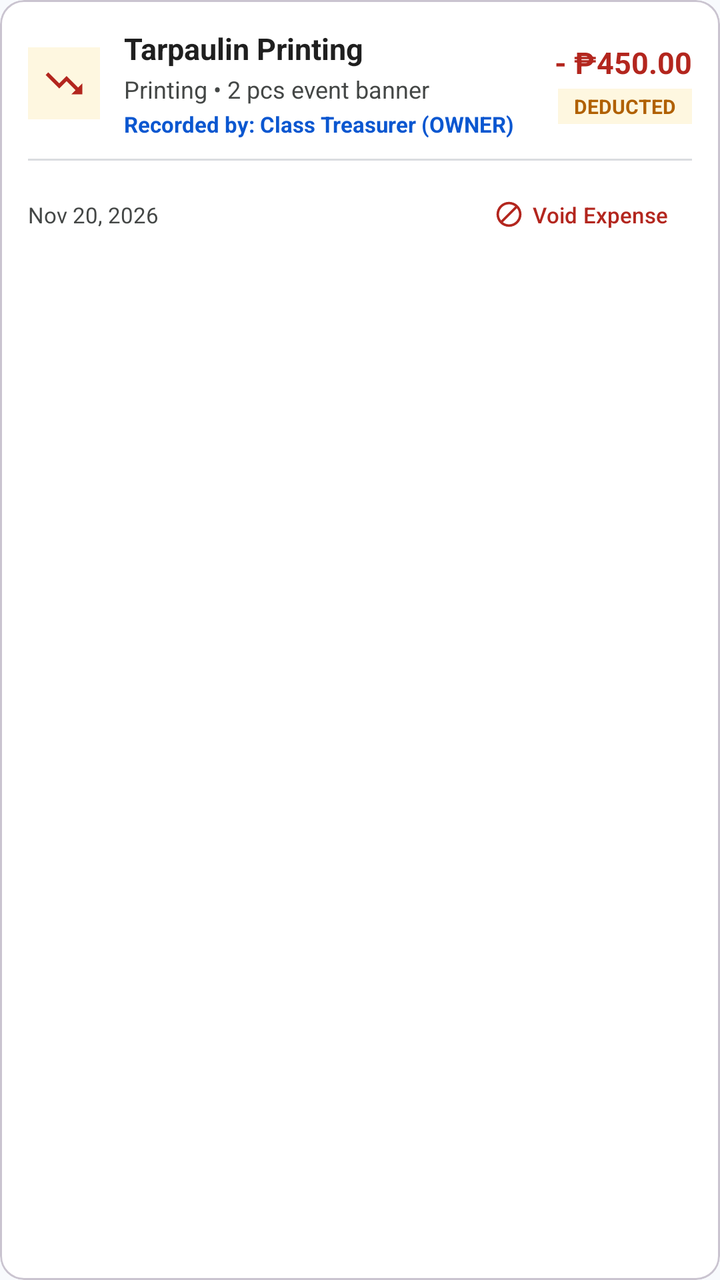
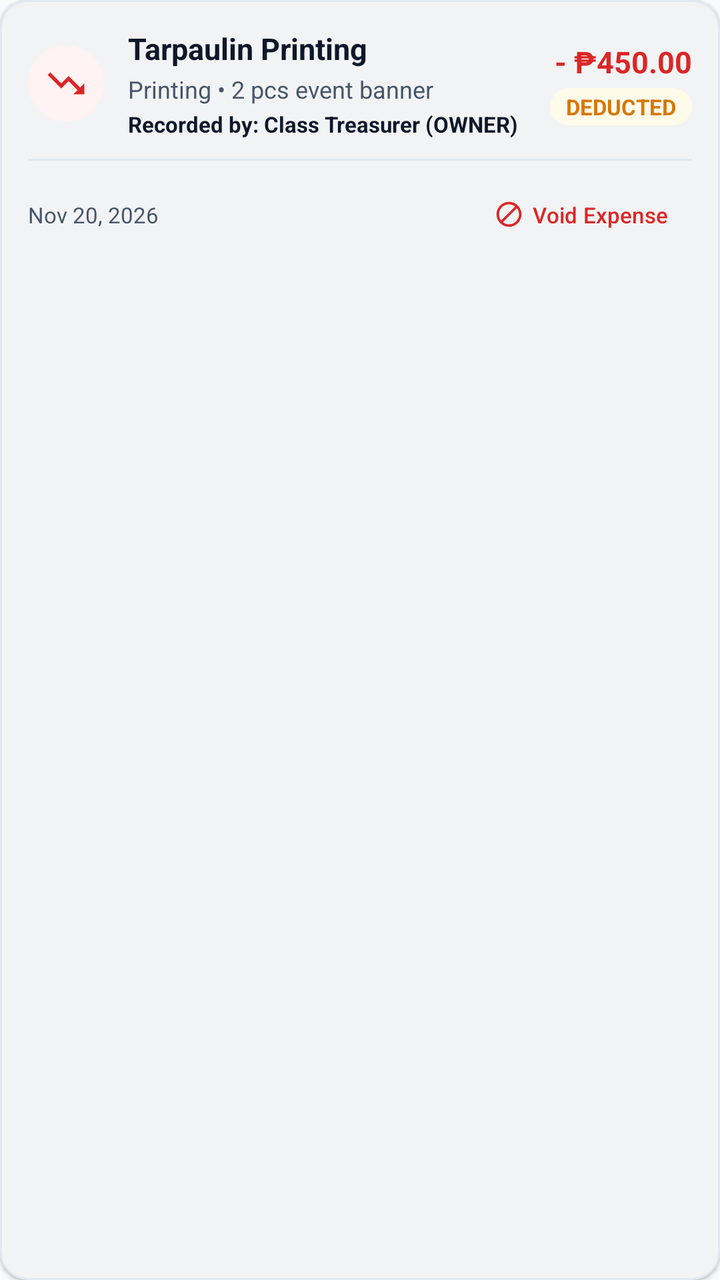

Compare the two renders of this Android layout. The source of the first and the diff that turns it into the second are given below.
<!-- AndroidManifest.xml: application theme Theme.QR_PaymentScan_Cash_N_Online -->
<!-- res/layout/item_expense_record.xml -->
<?xml version="1.0" encoding="utf-8"?>
<com.google.android.material.card.MaterialCardView xmlns:android="http://schemas.android.com/apk/res/android"
    xmlns:app="http://schemas.android.com/apk/res-auto"
    android:layout_width="match_parent"
    android:layout_height="wrap_content"
    android:layout_marginVertical="5dp"
    app:cardBackgroundColor="@color/card_surface"
    app:cardCornerRadius="12dp"
    app:cardElevation="0dp"
    app:strokeColor="?attr/colorOutlineVariant"
    app:strokeWidth="1dp">

    <LinearLayout
        android:layout_width="match_parent"
        android:layout_height="wrap_content"
        android:orientation="vertical"
        android:padding="14dp">

        <LinearLayout
            android:layout_width="match_parent"
            android:layout_height="wrap_content"
            android:gravity="center_vertical"
            android:orientation="horizontal">

            <ImageView
                android:id="@+id/ivExpenseIcon"
                android:layout_width="36dp"
                android:layout_height="36dp"
                android:background="@color/status_warning_bg"
                android:contentDescription="Expense"
                android:padding="7dp"
                android:src="@drawable/ic_trending_down"
                app:tint="@color/status_void_red" />

            <LinearLayout
                android:layout_width="0dp"
                android:layout_height="wrap_content"
                android:layout_marginStart="12dp"
                android:layout_weight="1"
                android:orientation="vertical">

                <TextView
                    android:id="@+id/tvExpenseTitle"
                    android:layout_width="wrap_content"
                    android:layout_height="wrap_content"
                    android:text="Tarpaulin Printing"
                    android:textColor="@color/text_primary"
                    android:textSize="15sp"
                    android:textStyle="bold" />

                <TextView
                    android:id="@+id/tvExpenseCategoryAndNotes"
                    android:layout_width="wrap_content"
                    android:layout_height="wrap_content"
                    android:layout_marginTop="2dp"
                    android:text="Printing • 2 pcs event banner"
                    android:textColor="@color/text_secondary"
                    android:textSize="12sp" />

                <TextView
                    android:id="@+id/tvExpenseRecordedBy"
                    android:layout_width="wrap_content"
                    android:layout_height="wrap_content"
                    android:layout_marginTop="2dp"
                    android:text="Recorded by: Class Treasurer (OWNER)"
                    android:textColor="@color/primary"
                    android:textSize="11sp"
                    android:textStyle="bold" />
            </LinearLayout>

            <LinearLayout
                android:layout_width="wrap_content"
                android:layout_height="wrap_content"
                android:gravity="end"
                android:orientation="vertical">

                <TextView
                    android:id="@+id/tvExpenseAmount"
                    android:layout_width="wrap_content"
                    android:layout_height="wrap_content"
                    android:text="- ₱450.00"
                    android:textColor="@color/status_void_red"
                    android:textSize="15sp"
                    android:textStyle="bold" />

                <TextView
                    android:id="@+id/tvExpenseStatusBadge"
                    android:layout_width="wrap_content"
                    android:layout_height="wrap_content"
                    android:layout_marginTop="3dp"
                    android:background="@color/status_warning_bg"
                    android:paddingHorizontal="8dp"
                    android:paddingVertical="2dp"
                    android:text="DEDUCTED"
                    android:textColor="@color/status_warning_amber"
                    android:textSize="10sp"
                    android:textStyle="bold" />
            </LinearLayout>
        </LinearLayout>

        <View
            android:layout_width="match_parent"
            android:layout_height="1dp"
            android:layout_marginVertical="10dp"
            android:background="@color/divider_color" />

        <LinearLayout
            android:layout_width="match_parent"
            android:layout_height="wrap_content"
            android:gravity="center_vertical"
            android:orientation="horizontal">

            <TextView
                android:id="@+id/tvExpenseDate"
                android:layout_width="0dp"
                android:layout_height="wrap_content"
                android:layout_weight="1"
                android:text="Nov 20, 2026"
                android:textColor="@color/text_secondary"
                android:textSize="11sp" />

            <com.google.android.material.button.MaterialButton
                android:id="@+id/btnExpenseViewProof"
                style="@style/Widget.Material3.Button.TextButton"
                android:layout_width="wrap_content"
                android:layout_height="34dp"
                android:insetTop="0dp"
                android:insetBottom="0dp"
                android:text="View Receipt"
                android:textSize="11sp"
                android:visibility="gone"
                app:icon="@drawable/ic_image"
                app:iconSize="15dp" />

            <com.google.android.material.button.MaterialButton
                android:id="@+id/btnVoidExpenseItem"
                style="@style/Widget.Material3.Button.TextButton"
                android:layout_width="wrap_content"
                android:layout_height="34dp"
                android:insetTop="0dp"
                android:insetBottom="0dp"
                android:text="Void Expense"
                android:textColor="@color/status_void_red"
                android:textSize="11sp"
                app:icon="@drawable/ic_block"
                app:iconSize="15dp"
                app:iconTint="@color/status_void_red" />
        </LinearLayout>

        <TextView
            android:id="@+id/tvExpenseVoidReasonRow"
            android:layout_width="match_parent"
            android:layout_height="wrap_content"
            android:layout_marginTop="6dp"
            android:background="@color/status_void_bg"
            android:paddingHorizontal="10dp"
            android:paddingVertical="6dp"
            android:text="Void Reason: Entered wrong amount"
            android:textColor="@color/status_void_red"
            android:textSize="12sp"
            android:textStyle="bold"
            android:visibility="gone" />
    </LinearLayout>
</com.google.android.material.card.MaterialCardView>
<!-- resources referenced by this layout -->
<resources>
  <color name="card_surface">#FFFFFFFF</color>
  <color name="divider_color">#FFDADCE0</color>
  <color name="primary">#FF0B57D0</color>
  <color name="status_void_bg">#FFFCE8E6</color>
  <color name="status_void_red">#FFB3261E</color>
  <color name="status_warning_amber">#FFB06000</color>
  <color name="status_warning_bg">#FFFEF7E0</color>
  <color name="text_primary">#FF1F1F1F</color>
  <color name="text_secondary">#FF444746</color>
  <!-- drawable ic_block (drawable) -->
  <vector xmlns:android="http://schemas.android.com/apk/res/android"
      android:width="24dp"
      android:height="24dp"
      android:viewportWidth="24"
      android:viewportHeight="24">
      <path
          android:fillColor="#FF000000"
          android:pathData="M12,2C6.48,2 2,6.48 2,12s4.48,10 10,10s10,-4.48 10,-10S17.52,2 12,2zM4,12c0,-4.42 3.58,-8 8,-8c1.85,0 3.55,0.63 4.9,1.69L5.69,16.9C4.63,15.55 4,13.85 4,12zM12,20c-1.85,0 -3.55,-0.63 -4.9,-1.69L18.31,7.1C19.37,8.45 20,10.15 20,12C20,16.42 16.42,20 12,20z" />
  </vector>
  <!-- drawable ic_image (drawable) -->
  <vector xmlns:android="http://schemas.android.com/apk/res/android"
      android:width="24dp"
      android:height="24dp"
      android:viewportWidth="24"
      android:viewportHeight="24">
      <path
          android:fillColor="#FF000000"
          android:pathData="M21,19V5c0,-1.1 -0.9,-2 -2,-2H5c-1.1,0 -2,0.9 -2,2v14c0,1.1 0.9,2 2,2h14c1.1,0 2,-0.9 2,-2zM8.5,13.5l2.5,3.01L14.5,12l4.5,6H5l3.5,-4.5z" />
  </vector>
  <!-- drawable ic_trending_down (drawable) -->
  <vector xmlns:android="http://schemas.android.com/apk/res/android"
      android:width="24dp"
      android:height="24dp"
      android:viewportWidth="24"
      android:viewportHeight="24">
      <path
          android:fillColor="#FF000000"
          android:pathData="M16,18l2.29,-2.29l-4.88,-4.88l-4,4L2,7.41L3.41,6l6,6l4,-4l6.3,6.29L22,12v6H16z" />
  </vector>
  <style name="Theme.QR_PaymentScan_Cash_N_Online" parent="Base.Theme.QR_PaymentScan_Cash_N_Online" />
  <style name="Base.Theme.QR_PaymentScan_Cash_N_Online" parent="Theme.Material3.Light.NoActionBar">
          <item name="colorPrimary">@color/primary</item>
          <item name="colorOnPrimary">@color/on_primary</item>
          <item name="colorPrimaryContainer">@color/primary_container</item>
          <item name="colorOnPrimaryContainer">@color/on_primary_container</item>
          <item name="colorSecondary">@color/secondary</item>
          <item name="colorOnSecondary">@color/on_secondary</item>
          <item name="colorSecondaryContainer">@color/secondary_container</item>
          <item name="colorOnSecondaryContainer">@color/on_secondary_container</item>
          <item name="android:colorBackground">@color/background_surface</item>
          <item name="colorSurface">@color/card_surface</item>
          <item name="android:statusBarColor">@color/primary</item>
      </style>
  <color name="on_primary">#FFFFFFFF</color>
  <color name="primary_container">#FFD3E3FD</color>
  <color name="on_primary_container">#FF041E49</color>
  <color name="secondary">#FF00639B</color>
  <color name="on_secondary">#FFFFFFFF</color>
  <color name="secondary_container">#FFC2E7FF</color>
  <color name="on_secondary_container">#FF001D35</color>
  <color name="background_surface">#FFF8FAFD</color>
</resources>

<!-- the commit's change to res/layout/item_expense_record.xml (unified diff, before → after) -->
@@ -5,9 +5,9 @@
     android:layout_height="wrap_content"
     android:layout_marginVertical="5dp"
     app:cardBackgroundColor="@color/card_surface"
-    app:cardCornerRadius="12dp"
-    app:cardElevation="0dp"
-    app:strokeColor="?attr/colorOutlineVariant"
+    app:cardCornerRadius="14dp"
+    app:cardElevation="1dp"
+    app:strokeColor="@color/card_stroke"
     app:strokeWidth="1dp">
 
     <LinearLayout
@@ -24,11 +24,12 @@
 
             <ImageView
                 android:id="@+id/ivExpenseIcon"
-                android:layout_width="36dp"
-                android:layout_height="36dp"
-                android:background="@color/status_warning_bg"
+                android:layout_width="38dp"
+                android:layout_height="38dp"
+                android:background="@drawable/bg_badge_pill"
+                android:backgroundTint="@color/status_alert_container"
                 android:contentDescription="Expense"
-                android:padding="7dp"
+                android:padding="8dp"
                 android:src="@drawable/ic_trending_down"
                 app:tint="@color/status_void_red" />
 
@@ -63,7 +64,7 @@
                     android:layout_height="wrap_content"
                     android:layout_marginTop="2dp"
                     android:text="Recorded by: Class Treasurer (OWNER)"
-                    android:textColor="@color/primary"
+                    android:textColor="@color/brand_primary"
                     android:textSize="11sp"
                     android:textStyle="bold" />
             </LinearLayout>
@@ -78,6 +79,7 @@
                     android:id="@+id/tvExpenseAmount"
                     android:layout_width="wrap_content"
                     android:layout_height="wrap_content"
+                    android:fontFeatureSettings="tnum"
                     android:text="- ₱450.00"
                     android:textColor="@color/status_void_red"
                     android:textSize="15sp"
@@ -88,12 +90,13 @@
                     android:layout_width="wrap_content"
                     android:layout_height="wrap_content"
                     android:layout_marginTop="3dp"
-                    android:background="@color/status_warning_bg"
+                    android:background="@drawable/bg_badge_pill"
+                    android:backgroundTint="@color/status_warning_bg"
                     android:paddingHorizontal="8dp"
                     android:paddingVertical="2dp"
                     android:text="DEDUCTED"
                     android:textColor="@color/status_warning_amber"
-                    android:textSize="10sp"
+                    android:textSize="11sp"
                     android:textStyle="bold" />
             </LinearLayout>
         </LinearLayout>
@@ -115,6 +118,7 @@
                 android:layout_width="0dp"
                 android:layout_height="wrap_content"
                 android:layout_weight="1"
+                android:fontFeatureSettings="tnum"
                 android:text="Nov 20, 2026"
                 android:textColor="@color/text_secondary"
                 android:textSize="11sp" />
@@ -152,7 +156,8 @@
             android:layout_width="match_parent"
             android:layout_height="wrap_content"
             android:layout_marginTop="6dp"
-            android:background="@color/status_void_bg"
+            android:background="@drawable/bg_badge_pill"
+            android:backgroundTint="@color/status_void_bg"
             android:paddingHorizontal="10dp"
             android:paddingVertical="6dp"
             android:text="Void Reason: Entered wrong amount"
<!-- resource entries referenced after the edit -->
@@ -1,14 +1,24 @@
 <!-- resources referenced by this layout -->
 <resources>
+  <color name="brand_primary">#FF0F172A</color>
+  <color name="card_stroke">#FFE2E8F0</color>
   <color name="card_surface">#FFFFFFFF</color>
-  <color name="divider_color">#FFDADCE0</color>
-  <color name="primary">#FF0B57D0</color>
-  <color name="status_void_bg">#FFFCE8E6</color>
-  <color name="status_void_red">#FFB3261E</color>
-  <color name="status_warning_amber">#FFB06000</color>
-  <color name="status_warning_bg">#FFFEF7E0</color>
-  <color name="text_primary">#FF1F1F1F</color>
-  <color name="text_secondary">#FF444746</color>
+  <color name="divider_color">#FFE2E8F0</color>
+  <color name="status_alert_container">#FFFEF2F2</color>
+  <color name="primary">#FF0F172A</color>
+  <color name="status_void_bg">#FFFEF2F2</color>
+  <color name="status_void_red">#FFDC2626</color>
+  <color name="status_warning_amber">#FFD97706</color>
+  <color name="status_warning_bg">#FFFFFBEB</color>
+  <color name="text_primary">#FF0F172A</color>
+  <color name="text_secondary">#FF475569</color>
+  <!-- drawable bg_badge_pill (drawable) -->
+  <?xml version="1.0" encoding="utf-8"?>
+  <shape xmlns:android="http://schemas.android.com/apk/res/android"
+      android:shape="rectangle">
+      <corners android:radius="999dp" />
+      <solid android:color="@color/primary_container" />
+  </shape>
   <!-- drawable ic_block (drawable) -->
   <vector xmlns:android="http://schemas.android.com/apk/res/android"
       android:width="24dp"
@@ -54,12 +64,12 @@
           <item name="android:statusBarColor">@color/primary</item>
       </style>
   <color name="on_primary">#FFFFFFFF</color>
-  <color name="primary_container">#FFD3E3FD</color>
-  <color name="on_primary_container">#FF041E49</color>
-  <color name="secondary">#FF00639B</color>
+  <color name="primary_container">#FFE2E8F0</color>
+  <color name="on_primary_container">#FF0F172A</color>
+  <color name="secondary">#FF334155</color>
   <color name="on_secondary">#FFFFFFFF</color>
-  <color name="secondary_container">#FFC2E7FF</color>
-  <color name="on_secondary_container">#FF001D35</color>
-  <color name="background_surface">#FFF8FAFD</color>
+  <color name="secondary_container">#FFF1F5F9</color>
+  <color name="on_secondary_container">#FF0F172A</color>
+  <color name="background_surface">#FFF8FAFC</color>
 </resources>
 
